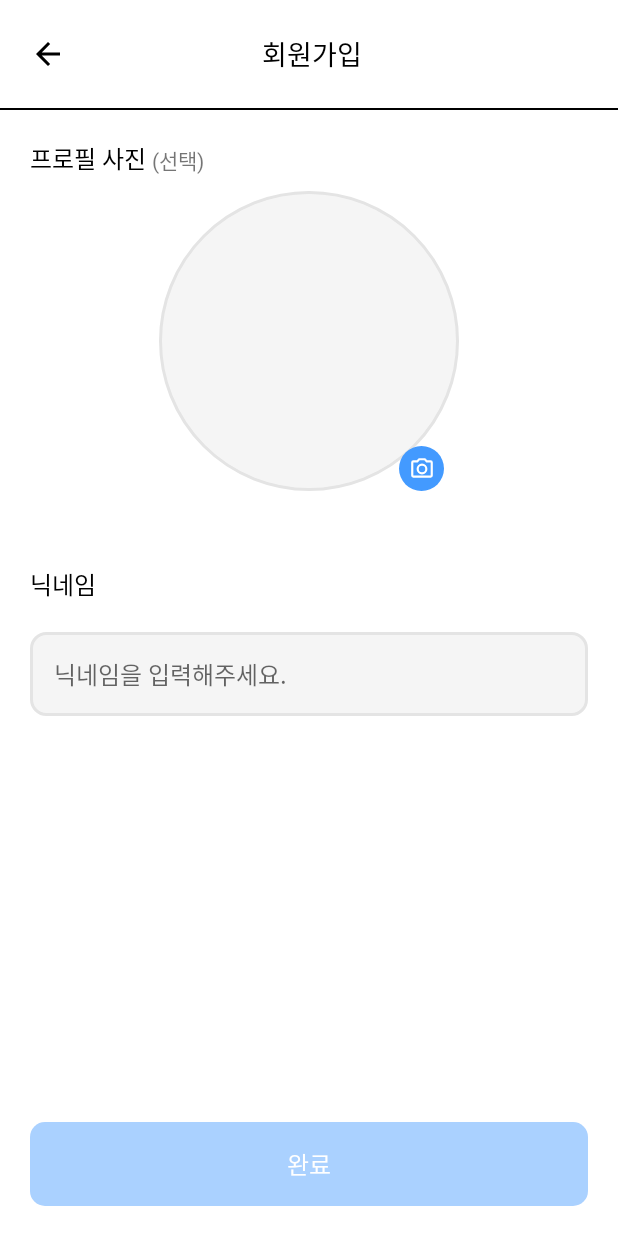
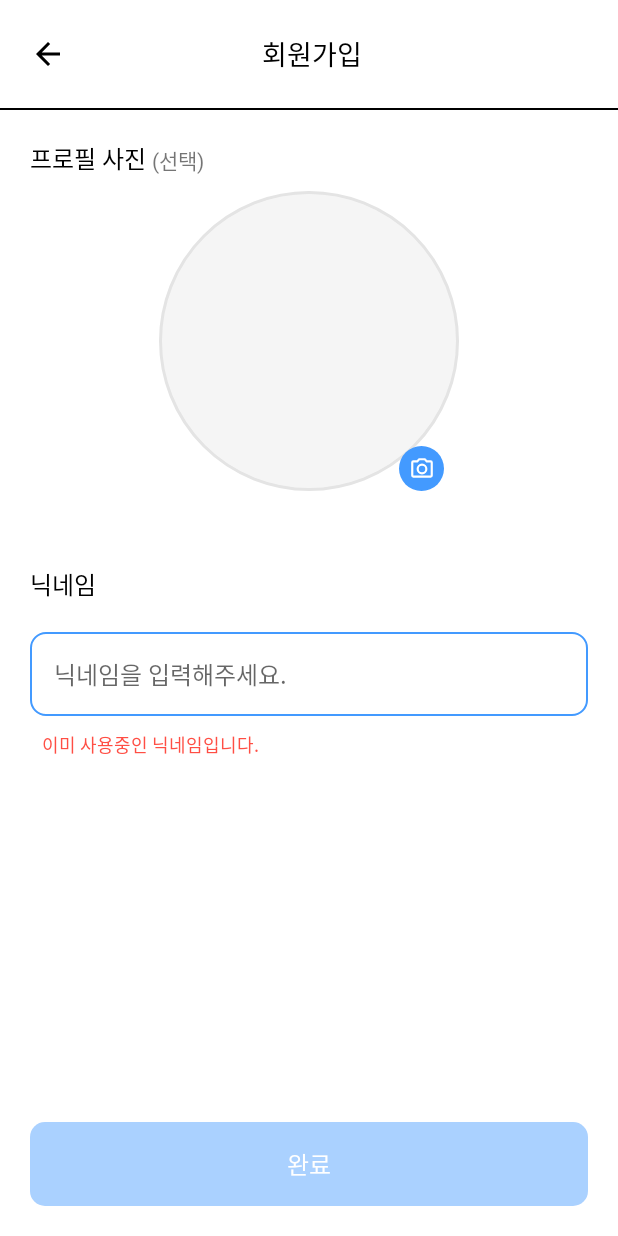
Before and after one commit to YeoGiDa/YeoGiDa-Android, an Android app: the layout activity_join.xml on its own in the app's theme, with its tools: preview values and no code run, on a phone screen of 412 x 824 dp. Run offline under Robolectric (Android 15) with nearby library versions, the light colour scheme and no system bars.

Commit message:
[STYLE] 회원정보 추가 기입화면 - EditText 커서 색상 변경 - EditText 포커싱 테두리 색상 변경 - 리네이밍, 코드 리포맷팅 - 닉네임 중복 시 테두리 drawable, color 속성 추가 ui/#9

```diff
--- /dev/null
+++ b/app/src/main/res/drawable-v24/rectangle_border_red_10.xml
@@ -0,0 +1,10 @@
+<?xml version="1.0" encoding="utf-8"?>
+<shape xmlns:android="http://schemas.android.com/apk/res/android"
+    android:shape="rectangle">
+    <solid android:color="@color/gray_100" />
+    <stroke
+        android:width="1.5dp"
+        android:color="@color/red" />
+    <corners
+        android:radius="10dp" />
+</shape>
--- /dev/null
+++ b/app/src/main/res/drawable/main_blue_cursor.xml
@@ -0,0 +1,5 @@
+<?xml version="1.0" encoding="utf-8"?>
+<shape xmlns:android="http://schemas.android.com/apk/res/android">
+    <size android:width="2dp"/>
+    <solid android:color="@color/main_blue"/>
+</shape>
--- /dev/null
+++ b/app/src/main/res/drawable/rectangle_border_main_blue_10.xml
@@ -0,0 +1,10 @@
+<?xml version="1.0" encoding="utf-8"?>
+<shape xmlns:android="http://schemas.android.com/apk/res/android"
+    android:shape="rectangle">
+    <solid android:color="@color/white" />
+    <stroke
+        android:width="1.5dp"
+        android:color="@color/main_blue" />
+    <corners
+        android:radius="10dp" />
+</shape>
--- /dev/null
+++ b/app/src/main/res/drawable/selector_btn_blue.xml
@@ -0,0 +1,5 @@
+<?xml version="1.0" encoding="utf-8"?>
+<selector xmlns:android="http://schemas.android.com/apk/res/android">
+    <item android:state_enabled="true" android:drawable="@drawable/rectangle_fill_main_blue_10"  />
+    <item android:state_enabled="false" android:drawable="@drawable/rectangle_fill_light_blue_10"  />
+</selector>
--- /dev/null
+++ b/app/src/main/res/drawable/selector_et_blue.xml
@@ -0,0 +1,5 @@
+<?xml version="1.0" encoding="utf-8"?>
+<selector xmlns:android="http://schemas.android.com/apk/res/android">
+    <item android:state_focused="true" android:drawable="@drawable/rectangle_border_main_blue_10" />
+    <item android:state_focused="false" android:drawable="@drawable/rectangle_fill_gray100_10" />
+</selector>
--- a/app/src/main/res/drawable/selector_join_submit.xml
+++ /dev/null
@@ -1,5 +0,0 @@
-<?xml version="1.0" encoding="utf-8"?>
-<selector xmlns:android="http://schemas.android.com/apk/res/android">
-    <item android:drawable="@drawable/rectangle_main_blue_radius_10" android:state_enabled="true" />
-    <item android:drawable="@drawable/rectangle_light_blue_radius_10" android:state_enabled="false" />
-</selector>
--- a/app/src/main/res/layout/activity_join.xml
+++ b/app/src/main/res/layout/activity_join.xml
@@ -25,7 +25,7 @@
             android:layout_height="wrap_content"
             android:layout_gravity="center"
             android:fontFamily="@font/noto_sans_medium"
-            android:text="회원가입"
+            android:text="@string/join_title"
             android:textAlignment="center"
             android:textColor="@color/black"
             android:textSize="18sp" />
@@ -47,7 +47,7 @@
         android:layout_height="wrap_content"
         android:layout_margin="20dp"
         android:fontFamily="@font/noto_sans_medium"
-        android:text="프로필 사진"
+        android:text="@string/join_profile_image"
         android:textColor="@color/black"
         android:textSize="16sp"
         app:layout_constraintStart_toStartOf="parent"
@@ -58,7 +58,7 @@
         android:layout_height="wrap_content"
         android:layout_marginStart="4dp"
         android:fontFamily="@font/noto_sans_regular"
-        android:text="(선택)"
+        android:text="@string/join_profile_image_optional"
         app:layout_constraintBottom_toBottomOf="@id/tv_profile_description"
         app:layout_constraintStart_toEndOf="@+id/tv_profile_description" />
 
@@ -93,7 +93,7 @@
         android:layout_marginStart="20dp"
         android:layout_marginTop="50dp"
         android:fontFamily="@font/noto_sans_medium"
-        android:text="닉네임"
+        android:text="@string/join_nickname"
         android:textColor="@color/black"
         android:textSize="16sp"
         app:layout_constraintStart_toStartOf="parent"
@@ -106,9 +106,11 @@
         android:layout_marginStart="20dp"
         android:layout_marginTop="20dp"
         android:layout_marginEnd="20dp"
-        android:background="@drawable/rectangle_gray100_radius_10"
+        android:textCursorDrawable="@drawable/main_blue_cursor"
+        android:background="@drawable/selector_et_blue"
         android:fontFamily="@font/noto_sans_regular"
-        android:hint="닉네임을 입력해주세요."
+        android:hint="@string/join_nickname_hint"
+        android:maxLines="1"
         android:padding="16dp"
         android:textColor="@color/black"
         android:textSize="16sp"
@@ -116,15 +118,28 @@
         app:layout_constraintStart_toStartOf="parent"
         app:layout_constraintTop_toBottomOf="@+id/tv_nick" />
 
+    <TextView
+        app:layout_constraintTop_toBottomOf="@+id/et_nick"
+        app:layout_constraintStart_toStartOf="@id/et_nick"
+        android:layout_width="wrap_content"
+        android:layout_height="wrap_content"
+        android:textSize="12sp"
+        android:layout_marginStart="8dp"
+        android:layout_marginTop="10dp"
+        android:textColor="@color/red"
+        android:text="@string/join_nick_error"
+        tools:visibility="visible"
+        android:visibility="gone"
+        />
     <androidx.appcompat.widget.AppCompatButton
         android:layout_width="match_parent"
         android:layout_height="wrap_content"
         android:layout_margin="20dp"
-        android:background="@drawable/selector_join_submit"
+        android:background="@drawable/selector_btn_blue"
         android:enabled="false"
         android:fontFamily="@font/noto_sans_medium"
         android:padding="16dp"
-        android:text="완료"
+        android:text="@string/join_submit"
         android:textColor="@color/white"
         android:textSize="16sp"
         app:layout_constraintBottom_toBottomOf="parent"
--- a/app/src/main/res/layout/activity_login.xml
+++ b/app/src/main/res/layout/activity_login.xml
@@ -117,7 +117,7 @@
         android:layout_marginEnd="50dp"
         android:layout_marginBottom="100dp"
         android:orientation="horizontal"
-        android:background="@drawable/rectangle_kakao_yellow_radius_12"
+        android:background="@drawable/rectangle_fill_kakao_yellow_12"
         app:layout_constraintTop_toBottomOf="@+id/tv_login_description"
         android:layout_marginTop="16dp"
         app:layout_constraintEnd_toEndOf="parent"
@@ -162,7 +162,7 @@
         android:layout_marginEnd="50dp"
         android:layout_marginBottom="100dp"
         android:orientation="horizontal"
-        android:background="@drawable/rectangle_naver_green_radius_12"
+        android:background="@drawable/rectangle_fill_naver_green_12"
         app:layout_constraintTop_toBottomOf="@+id/layout_login_kakao"
         android:layout_marginTop="16dp"
         app:layout_constraintEnd_toEndOf="parent"
@@ -206,7 +206,7 @@
         android:layout_marginEnd="50dp"
         android:layout_marginBottom="100dp"
         android:orientation="horizontal"
-        android:background="@drawable/rectangle_white_radius_12"
+        android:background="@drawable/rectangle_fill_white_12"
         app:layout_constraintTop_toBottomOf="@+id/layout_login_naver"
         android:layout_marginTop="16dp"
         app:layout_constraintEnd_toEndOf="parent"
--- a/app/src/main/res/values/colors.xml
+++ b/app/src/main/res/values/colors.xml
@@ -27,8 +27,12 @@
     <color name="gray_200">#EFEFEF</color>
     <color name="gray_100">#F5F5F5</color>
 
+    <color name="red">#FF4E44</color>
+
     <!-- Sub color -->
     <color name="kakao_yellow">#FEE500</color>
     <color name="naver_green">#03C75A</color>
 
+
+
 </resources>
--- a/app/src/main/res/values/strings.xml
+++ b/app/src/main/res/values/strings.xml
@@ -1,5 +1,6 @@
 <resources>
     <string name="app_name">YeoGida</string>
+
     <string name="login_title_h1">여기다</string>
     <string name="login_title_h2_1">여</string>
     <string name="login_title_h2_2">행의</string>
@@ -11,4 +12,12 @@
     <string name="login_kakao">카카오로 로그인</string>
     <string name="login_naver">네이버로 로그인</string>
     <string name="login_google">구글로 로그인</string>
+
+    <string name="join_title">회원가입</string>
+    <string name="join_profile_image">프로필 사진</string>
+    <string name="join_profile_image_optional">(선택)</string>
+    <string name="join_nickname">닉네임</string>
+    <string name="join_nickname_hint">닉네임을 입력해주세요.</string>
+    <string name="join_nick_error">이미 사용중인 닉네임입니다.</string>
+    <string name="join_submit">완료</string>
 </resources>
```
Also changed, not shown: app/src/main/res/drawable-v24/rectangle_fill_naver_green_12.xml (renamed from app/src/main/res/drawable-v24/rectangle_naver_green_radius_12.xml), app/src/main/res/drawable-v24/rectangle_fill_white_12.xml (renamed from app/src/main/res/drawable-v24/rectangle_white_radius_12.xml), app/src/main/res/drawable/rectangle_fill_gray100_10.xml (renamed from app/src/main/res/drawable/rectangle_gray100_radius_10.xml), app/src/main/res/drawable/rectangle_fill_kakao_yellow_12.xml (renamed from app/src/main/res/drawable/rectangle_kakao_yellow_radius_12.xml), app/src/main/res/drawable/rectangle_fill_light_blue_10.xml (renamed from app/src/main/res/drawable/rectangle_light_blue_radius_10.xml), app/src/main/res/drawable/rectangle_fill_main_blue_10.xml (renamed from app/src/main/res/drawable/rectangle_main_blue_radius_10.xml).
